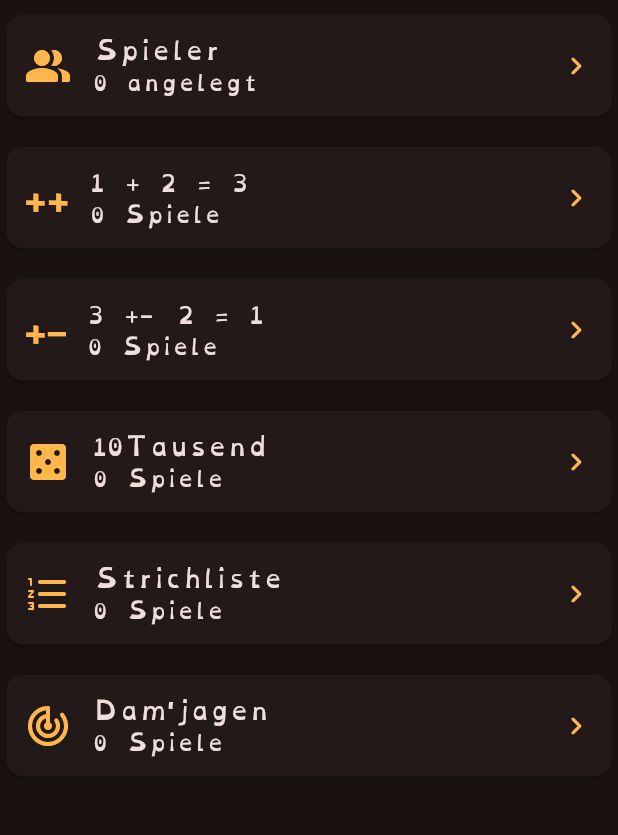
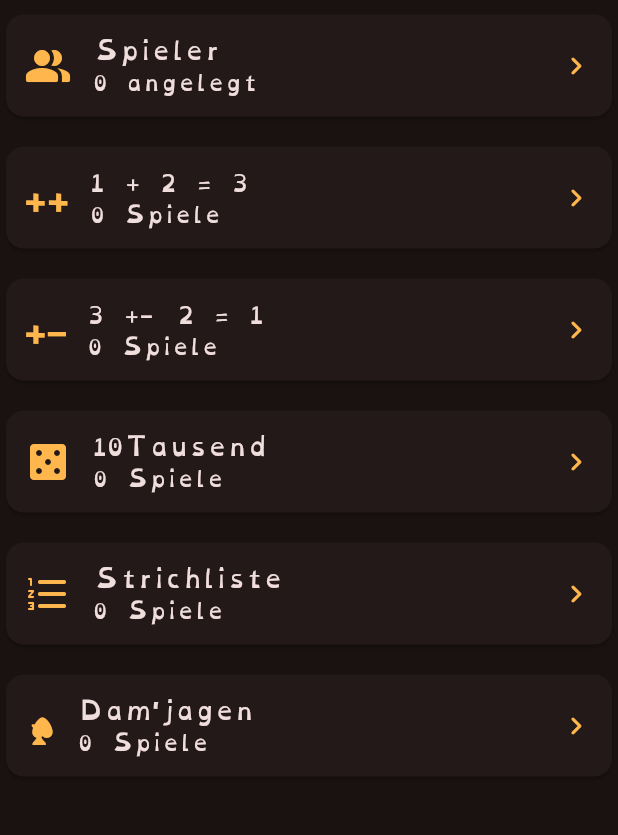
Before and after one commit to maheis/playsheet, a Flutter app: the screen it shows after launch, on a phone screen of 412 x 824 dp, the part 134-969 px from its top. Run offline on Flutter 3.47's test engine with Material 3 defaults, Android fonts, the phone set to English and light mode, and no system bars; our stand-ins replace flutter_svg, sembast, shared_preferences; project files that could hold a hidden picture were left out.

Commit message:
feat: update Dam'jagen action tile to use new icon and label from GameBlockDefinition

```diff
--- a/lib/src/models.dart
+++ b/lib/src/models.dart
@@ -116,8 +116,9 @@ const gameBlocks = <GameBlockDefinition>[
     id: 'damjagen',
     name: "Dam'jagen",
     description: 'Punkte und Runden schnell auf dem Spielblock erfassen.',
-    icon: Icons.track_changes_rounded,
+    icon: Icons.style_rounded,
     color: Color(0xFF64B5F6),
+    iconLabel: '♠',
   ),
   GameBlockDefinition(
     id: 'ten_thousand',
--- a/lib/src/pages.dart
+++ b/lib/src/pages.dart
@@ -118,7 +118,8 @@ class HomePage extends StatelessWidget {
                       ),
                     ),
                     _ActionTile(
-                      icon: Icons.track_changes_rounded,
+                      icon: gameBlockFor('damjagen').icon,
+                      iconLabel: gameBlockFor('damjagen').iconLabel,
                       title: "Dam'jagen",
                       detail: '${_gameCount(controller, 'damjagen')} Spiele',
                       onTap: () => pushPage(
```
